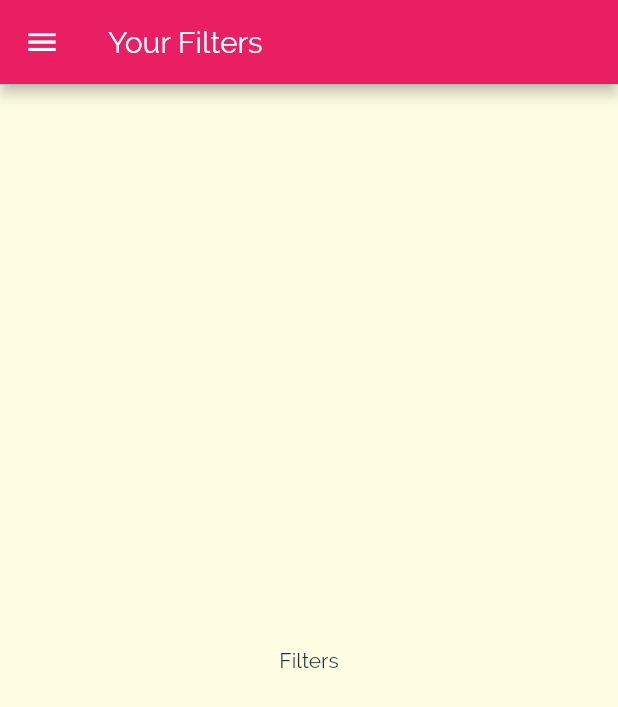
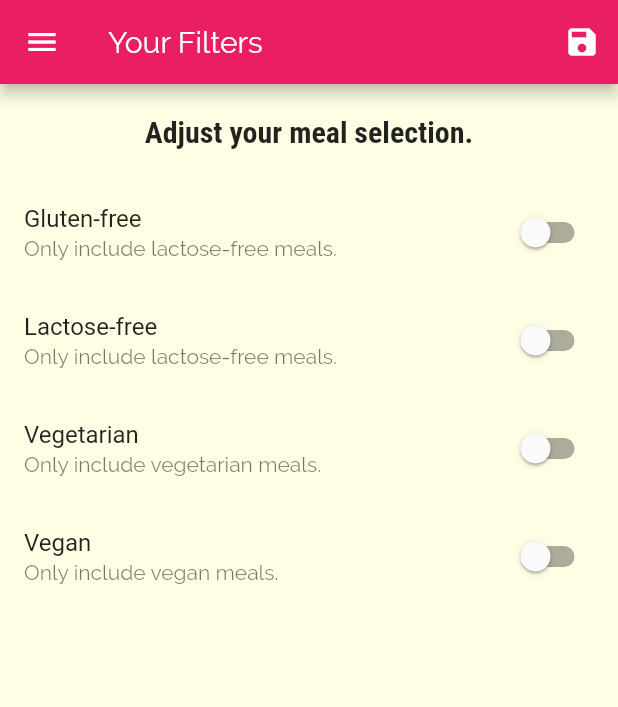
Before and after one commit to jacek-kaminski/flutter-meals-app, a Flutter app: the FiltersScreen screen opened by its route, on a phone screen of 412 x 824 dp. Shown: the top 707 px of the screen. Run offline on Flutter 3.47's test engine with Material 2 defaults, Android fonts, the phone set to English and light mode, and no system bars.

Commit message:
Ver 1.0 ready

```diff
--- a/lib/main.dart
+++ b/lib/main.dart
@@ -1,15 +1,69 @@
 import 'package:flutter/material.dart';
+import 'package:flutter_complete_guide/dummy_data.dart';
 import 'package:flutter_complete_guide/screens/category_meals_screen.dart';
 
+import './dummy_data.dart';
 import 'screens/tabs_screen.dart';
 import 'screens/meal_detail_screen.dart';
-import 'screens/categories_screen.dart';
 import 'screens/filters_screen.dart';
 import 'screens/category_meals_screen.dart';
+import './models/meal.dart';
 
 void main() => runApp(MyApp());
 
-class MyApp extends StatelessWidget {
+class MyApp extends StatefulWidget {
+  @override
+  _MyAppState createState() => _MyAppState();
+}
+
+class _MyAppState extends State<MyApp> {
+  Map<String, bool> _filters = {
+    'gluten': false,
+    'lactose': false,
+    'vegan': false,
+    'vegetarian': false,
+  };
+  List<Meal> _availableMeals = DUMMY_MEALS;
+  List<Meal> _favoriteMeals = [];
+
+  void _setFilters(Map<String, bool> filterData) {
+    setState(() {
+      _filters = filterData;
+      _availableMeals = DUMMY_MEALS.where((meal) {
+        if (_filters['gluten'] && !meal.isGlutenFree) {
+          return false;
+        }
+        if (_filters['lactose'] && !meal.isLactoseFree) {
+          return false;
+        }
+        if (_filters['vegetarian'] && !meal.isVegetarian) {
+          return false;
+        }
+        if (_filters['vegan'] && !meal.isVegan) {
+          return false;
+        }
+        return true;
+      }).toList();
+    });
+  }
+
+  void _toggleFavorite(String mealId) {
+    final existingIndex =
+        _favoriteMeals.indexWhere((meal) => meal.id == mealId);
+
+    setState(() {
+      if (existingIndex >= 0) {
+        _favoriteMeals.removeAt(existingIndex);
+      } else {
+        _favoriteMeals.add(DUMMY_MEALS.firstWhere((meal) => meal.id == mealId));
+      }
+    });
+  }
+
+  bool _isMealFavorite(String id) {
+    return _favoriteMeals.any((meal) => meal.id == id);
+  }
+
   @override
   Widget build(BuildContext context) {
     return MaterialApp(
@@ -32,10 +86,12 @@ class MyApp extends StatelessWidget {
                 fontWeight: FontWeight.bold,
               ))),
       routes: {
-        '/': (ctx) => TabsScreen(),
-        CategoryMealsScreen.routeName: (ctx) => CategoryMealsScreen(),
-        MealDetailScreen.routeName: (ctx) => MealDetailScreen(),
-        FiltersScreen.routeName: (ctx) => FiltersScreen(),
+        '/': (ctx) => TabsScreen(_favoriteMeals),
+        CategoryMealsScreen.routeName: (ctx) =>
+            CategoryMealsScreen(_availableMeals),
+        MealDetailScreen.routeName: (ctx) =>
+            MealDetailScreen(_toggleFavorite, _isMealFavorite),
+        FiltersScreen.routeName: (ctx) => FiltersScreen(_filters, _setFilters),
       },
     );
   }
--- a/lib/screens/favorites_screen.dart
+++ b/lib/screens/favorites_screen.dart
@@ -1,6 +1,13 @@
 import 'package:flutter/material.dart';
 
+import '../models/meal.dart';
+import '../widgets/meal_item.dart';
+
 class FavoritesScreen extends StatefulWidget {
+  final List<Meal> favoriteMeals;
+
+  FavoritesScreen(this.favoriteMeals);
+
   @override
   _FavoritesScreenState createState() => _FavoritesScreenState();
 }
@@ -8,8 +15,25 @@ class FavoritesScreen extends StatefulWidget {
 class _FavoritesScreenState extends State<FavoritesScreen> {
   @override
   Widget build(BuildContext context) {
-    return Center(
-      child: Text('Favorites!!!!'),
-    );
+    if (widget.favoriteMeals.isEmpty) {
+      return Center(
+        child: Text('You have no favorites yet - add some!'),
+      );
+    } else {
+      return ListView.builder(
+        itemBuilder: (ctx, index) {
+          final meal = widget.favoriteMeals[index];
+          return MealItem(
+            id: meal.id,
+            title: meal.title,
+            imageUrl: meal.imageUrl,
+            duration: meal.duration,
+            complexity: meal.complexity,
+            affordability: meal.affordability,
+          );
+        },
+        itemCount: widget.favoriteMeals.length,
+      );
+    }
   }
 }
--- a/lib/screens/filters_screen.dart
+++ b/lib/screens/filters_screen.dart
@@ -1,16 +1,108 @@
 import 'package:flutter/material.dart';
 import 'package:flutter_complete_guide/widgets/main_drawer.dart';
 
-class FiltersScreen extends StatelessWidget {
+class FiltersScreen extends StatefulWidget {
   static const routeName = '/filters-screen';
+
+  final Function saveFilters;
+  final Map<String, bool> currentFilters;
+
+  FiltersScreen(this.currentFilters, this.saveFilters);
+
+  @override
+  _FiltersScreenState createState() => _FiltersScreenState();
+}
+
+class _FiltersScreenState extends State<FiltersScreen> {
+  var _glutenFree = false;
+  var _vegetarian = false;
+  var _vegan = false;
+  var _lactoseFree = false;
+
+  @override
+  initState() {
+    _glutenFree = widget.currentFilters['gluten'];
+    _vegetarian = widget.currentFilters['vegetarian'];
+    _vegan = widget.currentFilters['vegan'];
+    _lactoseFree = widget.currentFilters['lactose'];
+    super.initState();
+  }
+
+  Widget _buildSwitchListTile(
+    String title,
+    String description,
+    bool currentValue,
+    Function updateValue,
+  ) {
+    return SwitchListTile(
+      title: Text(title),
+      subtitle: Text(description),
+      value: currentValue,
+      onChanged: updateValue,
+    );
+  }
 
   @override
   Widget build(BuildContext context) {
     return Scaffold(
-      appBar: AppBar(title: Text('Your Filters')),
+      appBar: AppBar(
+        title: Text('Your Filters'),
+        actions: [
+          IconButton(
+            onPressed: () {
+              final selectedFilters = {
+                'gluten': _glutenFree,
+                'lactose': _lactoseFree,
+                'vegan': _vegan,
+                'vegetarian': _vegetarian,
+              };
+              widget.saveFilters(selectedFilters);
+            },
+            icon: Icon(Icons.save),
+          ),
+        ],
+      ),
       drawer: MainDrawer(),
-      body: Center(
-        child: Text('Filters'),
+      body: Column(
+        children: [
+          Container(
+            padding: EdgeInsets.all(20),
+            child: Text(
+              'Adjust your meal selection.',
+              style: Theme.of(context).textTheme.title,
+            ),
+          ),
+          Expanded(
+              child: ListView(
+            children: [
+              _buildSwitchListTile('Gluten-free',
+                  'Only include lactose-free meals.', _glutenFree, (newValue) {
+                setState(() {
+                  _glutenFree = newValue;
+                });
+              }),
+              _buildSwitchListTile('Lactose-free',
+                  'Only include lactose-free meals.', _lactoseFree, (newValue) {
+                setState(() {
+                  _lactoseFree = newValue;
+                });
+              }),
+              _buildSwitchListTile(
+                  'Vegetarian', 'Only include vegetarian meals.', _vegetarian,
+                  (newValue) {
+                setState(() {
+                  _vegetarian = newValue;
+                });
+              }),
+              _buildSwitchListTile('Vegan', 'Only include vegan meals.', _vegan,
+                  (newValue) {
+                setState(() {
+                  _vegan = newValue;
+                });
+              }),
+            ],
+          ))
+        ],
       ),
     );
   }
```
Also changed, not shown: lib/screens/category_meals_screen.dart (+41 -14 lines), lib/screens/meal_detail_screen.dart (+10 -0 lines), lib/screens/tabs_screen.dart (+14 -4 lines), lib/widgets/meal_item.dart (+6 -2 lines).
